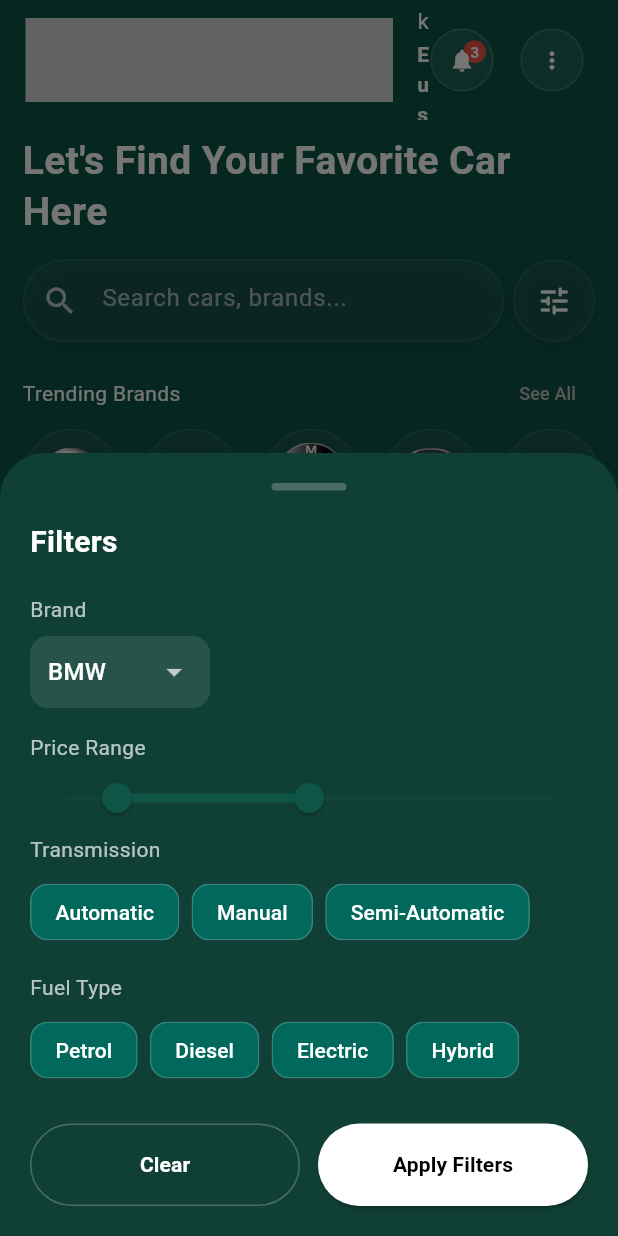
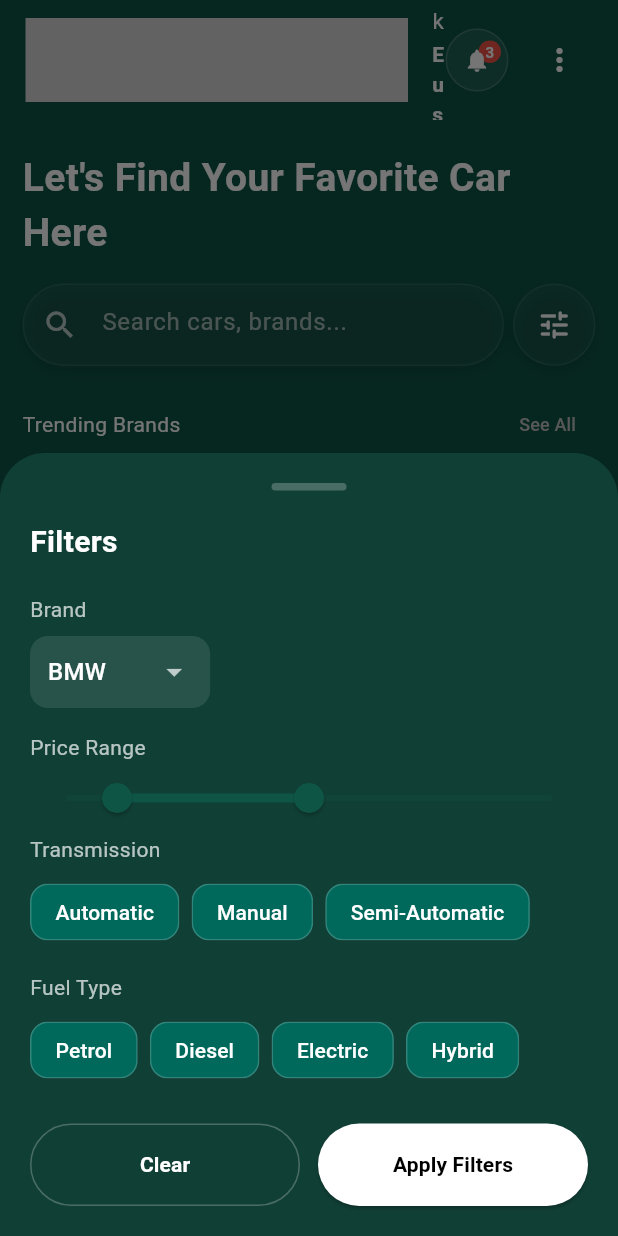
Before and after one commit to Eustachekamala/Car_Marketplace, a Flutter app: the screen it shows after launch, after a tap on "Get Started", after a tap on the "favorite outline" icon, after a tap on the "tune" icon, on a phone screen of 412 x 824 dp. Run offline on Flutter 3.47's test engine with Material 3 defaults, Android fonts, the phone set to English and light mode, and no system bars; missing offline and left inert: avatar_plus.

Commit message:
1. Added a Cars List page 2. Updated the UI of the Onboarding page and for the home Screen

```diff
--- a/lib/pages/home_screen.dart
+++ b/lib/pages/home_screen.dart
@@ -1,6 +1,7 @@
 import 'package:avatar_plus/avatar_plus.dart';
 import 'package:car_marketplace/data/favorite_store.dart';
 import 'package:car_marketplace/model/car_model.dart';
+import 'package:car_marketplace/pages/cars_screen.dart';
 import 'package:car_marketplace/pages/favorites_car_screen.dart';
 import 'package:car_marketplace/pages/notifications_screen.dart';
 import 'package:car_marketplace/pages/settings_screen.dart';
@@ -18,13 +19,14 @@ class HomeScreen extends StatefulWidget {
 }
 
 class _HomeScreenState extends State<HomeScreen> {
-  late List<CarModel> cars;
-  late List<CarModel> _allCars;
+  late List<CarModel> allCars;
+  late List<CarModel> filteredCars;
 
   @override
   void initState() {
     super.initState();
-    _allCars = [
+
+    allCars = [
       CarModel(
         imagePath: 'assets/cars/nissan.png',
         brandName: 'Nissan Pathfinder',
@@ -38,21 +40,6 @@ class _HomeScreenState extends State<HomeScreen> {
         highway: '10 km/l',
         engine: '3.5L V6',
         exteriorColor: 'Black',
-        fuelType: 'Petrol',
-      ),
-      CarModel(
-        imagePath: 'assets/cars/mercedes.png',
-        brandName: 'Mercedes-Benz C-Class',
-        year: '2024',
-        location: 'Bandung',
-        brandLogo: 'assets/brands-logo/mercedes.png',
-        price: 60000,
-        description: 'Luxury sedan with premium interior and smooth ride.',
-        transmission: 'Automatic',
-        bodyType: 'Sedan',
-        highway: '12 km/l',
-        engine: '2.0L Turbo',
-        exteriorColor: 'White',
         fuelType: 'Petrol',
       ),
       CarModel(
@@ -70,45 +57,16 @@ class _HomeScreenState extends State<HomeScreen> {
         exteriorColor: 'Blue',
         fuelType: 'Petrol',
       ),
-      CarModel(
-        imagePath: 'assets/cars/mazda.png',
-        brandName: 'Mazda CX-5',
-        year: '2022',
-        location: 'China',
-        brandLogo: 'assets/brands-logo/mazda.png',
-        price: 30000,
-        description: 'Reliable compact SUV with great fuel efficiency.',
-        transmission: 'Automatic',
-        bodyType: 'SUV',
-        highway: '14 km/l',
-        engine: '2.5L',
-        exteriorColor: 'Red',
-        fuelType: 'Petrol',
-      ),
-      CarModel(
-        imagePath: 'assets/cars/tesla.png',
-        brandName: 'Tesla Model S',
-        year: '2026',
-        location: 'Singapore',
-        brandLogo: 'assets/brands-logo/tesla.png',
-        price: 70000,
-        description: 'Electric luxury car with autopilot and long range.',
-        transmission: 'Automatic',
-        bodyType: 'Sedan',
-        highway: 'Electric Range 600km',
-        engine: 'Dual Motor',
-        exteriorColor: 'Silver',
-        fuelType: 'Electric',
-      ),
     ];
-    cars = List.from(_allCars);
+
+    filteredCars = List.from(allCars);
   }
 
-  /// Toggle favorite
   void onFavoritePressed(int index) {
     setState(() {
-      final car = cars[index];
+      final car = filteredCars[index];
       car.isFavorite = !(car.isFavorite ?? false);
+
       if (car.isFavorite == true) {
         FavoritesStore.favorites.add(car);
       } else {
@@ -121,9 +79,13 @@ class _HomeScreenState extends State<HomeScreen> {
   Widget build(BuildContext context) {
     return Scaffold(
       extendBodyBehindAppBar: true,
+
       appBar: AppBar(
         toolbarHeight: 80,
         titleSpacing: 1,
+        backgroundColor: Colors.transparent,
+        elevation: 0,
+
         title: ListTile(
           leading: AvatarPlus("John"),
           title: const Text(
@@ -143,12 +105,12 @@ class _HomeScreenState extends State<HomeScreen> {
             ),
           ),
         ),
+
         actions: [
           Padding(
             padding: const EdgeInsets.only(right: 15),
             child: Row(
               children: [
-                /// NOTIFICATIONS
                 Stack(
                   alignment: Alignment.center,
                   children: [
@@ -167,8 +129,8 @@ class _HomeScreenState extends State<HomeScreen> {
                             '3',
                             style: TextStyle(
                               fontSize: 10,
+                              color: Colors.white,
                               fontWeight: FontWeight.bold,
-                              color: Colors.white,
                             ),
                           ),
                         ),
@@ -190,14 +152,9 @@ class _HomeScreenState extends State<HomeScreen> {
 
                 const SizedBox(width: 10),
 
-                /// POPUP MENU
                 PopupMenuButton<String>(
-                  icon: const CircleIconButtonWidget(icon: Icons.more_vert),
+                  icon: const Icon(Icons.more_vert, color: Colors.white),
                   color: Colors.teal.shade900,
-                  position: PopupMenuPosition.under,
-                  shape: RoundedRectangleBorder(
-                    borderRadius: BorderRadius.circular(12),
-                  ),
                   onSelected: (value) {
                     switch (value) {
                       case 'favorites':
@@ -235,30 +192,33 @@ class _HomeScreenState extends State<HomeScreen> {
 
       body: SafeArea(
         child: Padding(
-          padding: const EdgeInsets.symmetric(horizontal: 15, vertical: 10),
+          padding: const EdgeInsets.symmetric(horizontal: 15),
           child: Column(
             crossAxisAlignment: CrossAxisAlignment.start,
             children: [
+              const SizedBox(height: 20),
+
               const Text(
                 "Let's Find Your Favorite Car Here",
                 style: TextStyle(
                   fontSize: 26,
                   fontWeight: FontWeight.w600,
                   color: Colors.white,
-                  height: 1.3,
                 ),
               ),
 
               const SizedBox(height: 15),
+
               SearchBarWidget(
-                allCars: _allCars,
+                allCars: allCars,
                 onResults: (filtered) {
                   setState(() {
-                    cars = filtered;
+                    filteredCars = filtered;
                   });
                 },
               ),
-              const SizedBox(height: 10),
+
+              const SizedBox(height: 15),
 
               Row(
                 mainAxisAlignment: MainAxisAlignment.spaceBetween,
@@ -268,7 +228,12 @@ class _HomeScreenState extends State<HomeScreen> {
                     style: TextStyle(fontSize: 14, color: Colors.white),
                   ),
                   TextButton(
-                    onPressed: () {},
+                    onPressed: () {
+                      Navigator.push(
+                        context,
+                        MaterialPageRoute(builder: (_) => const CarsScreen()),
+                      );
+                    },
                     child: Text(
                       "See All",
                       style: TextStyle(
@@ -317,10 +282,10 @@ class _HomeScreenState extends State<HomeScreen> {
 
               Expanded(
                 child: ListView.builder(
-                  itemCount: cars.length,
+                  itemCount: filteredCars.length,
                   itemBuilder: (context, index) {
                     return CarCardWidget(
-                      carModel: cars[index],
+                      carModel: filteredCars[index],
                       onFavoritePressed: () => onFavoritePressed(index),
                     );
                   },
--- a/lib/pages/onboarding_screen.dart
+++ b/lib/pages/onboarding_screen.dart
@@ -76,8 +76,8 @@ class OnboardingScreen extends StatelessWidget {
                         );
                       },
                       style: ElevatedButton.styleFrom(
-                        backgroundColor: Color(0xFF0E5546),
-                        foregroundColor: Colors.white,
+                        backgroundColor: Colors.white,
+                        foregroundColor: Colors.black,
                         shape: RoundedRectangleBorder(
                           borderRadius: BorderRadius.circular(50),
                         ),
```
Also changed, not shown: lib/pages/cars_screen.dart (added, +241 -0 lines).
